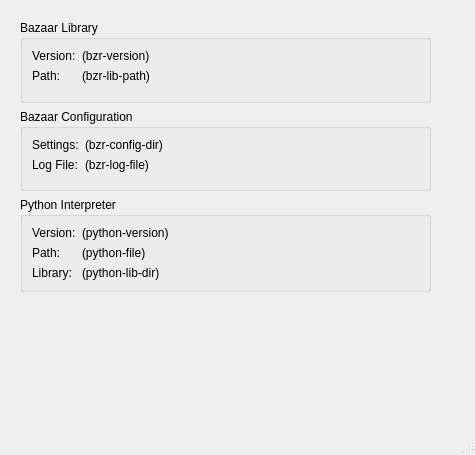
The window that ui/sysinfo.ui (breezy-team/qbrz) describes before a commit, drawn with Qt 5.
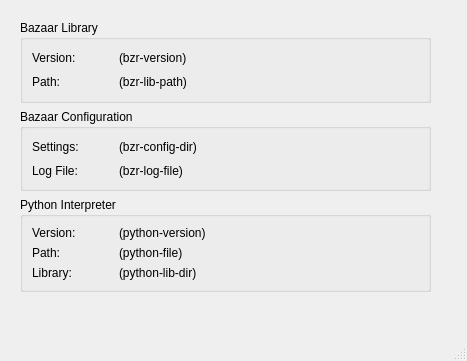
The same window after the commit.

The edit to the form file:
```diff
--- a/ui/sysinfo.ui
+++ b/ui/sysinfo.ui
@@ -6,15 +6,15 @@
    <rect>
     <x>0</x>
     <y>0</y>
-    <width>475</width>
-    <height>455</height>
+    <width>467</width>
+    <height>361</height>
    </rect>
   </property>
   <property name="windowTitle">
    <string>MainWindow</string>
   </property>
   <widget class="QWidget" name="centralwidget">
-   <widget class="QWidget" name="">
+   <widget class="QWidget" name="layoutWidget">
     <property name="geometry">
      <rect>
       <x>20</x>
@@ -32,7 +32,7 @@
        <property name="flat">
         <bool>false</bool>
        </property>
-       <layout class="QFormLayout" name="formLayout">
+       <layout class="QGridLayout" name="gridLayout">
         <item row="0" column="0">
          <widget class="QLabel" name="label">
           <property name="text">
@@ -56,6 +56,12 @@
         </item>
         <item row="1" column="1">
          <widget class="QLabel" name="bzr_lib_path">
+          <property name="minimumSize">
+           <size>
+            <width>300</width>
+            <height>0</height>
+           </size>
+          </property>
           <property name="text">
            <string>(bzr-lib-path)</string>
           </property>
@@ -69,7 +75,7 @@
        <property name="title">
         <string>Bazaar Configuration</string>
        </property>
-       <layout class="QFormLayout" name="formLayout_2">
+       <layout class="QGridLayout" name="gridLayout_2">
         <item row="0" column="0">
          <widget class="QLabel" name="label_2">
           <property name="text">
@@ -93,6 +99,12 @@
         </item>
         <item row="1" column="1">
          <widget class="QLabel" name="bzr_log_file">
+          <property name="minimumSize">
+           <size>
+            <width>300</width>
+            <height>0</height>
+           </size>
+          </property>
           <property name="text">
            <string>(bzr-log-file)</string>
           </property>
@@ -105,14 +117,14 @@
       <widget class="QGroupBox" name="python_interpreter">
        <property name="minimumSize">
         <size>
-         <width>329</width>
+         <width>0</width>
          <height>0</height>
         </size>
        </property>
        <property name="title">
         <string>Python Interpreter</string>
        </property>
-       <layout class="QFormLayout" name="formLayout_3">
+       <layout class="QGridLayout" name="gridLayout_3">
         <item row="0" column="0">
          <widget class="QLabel" name="label_5">
           <property name="text">
@@ -150,6 +162,12 @@
         </item>
         <item row="2" column="1">
          <widget class="QLabel" name="python_lib_dir">
+          <property name="minimumSize">
+           <size>
+            <width>300</width>
+            <height>0</height>
+           </size>
+          </property>
           <property name="text">
            <string>(python-lib-dir)</string>
           </property>
```
Left out of the diff: 2 changed lines with no effect on the pictures.
